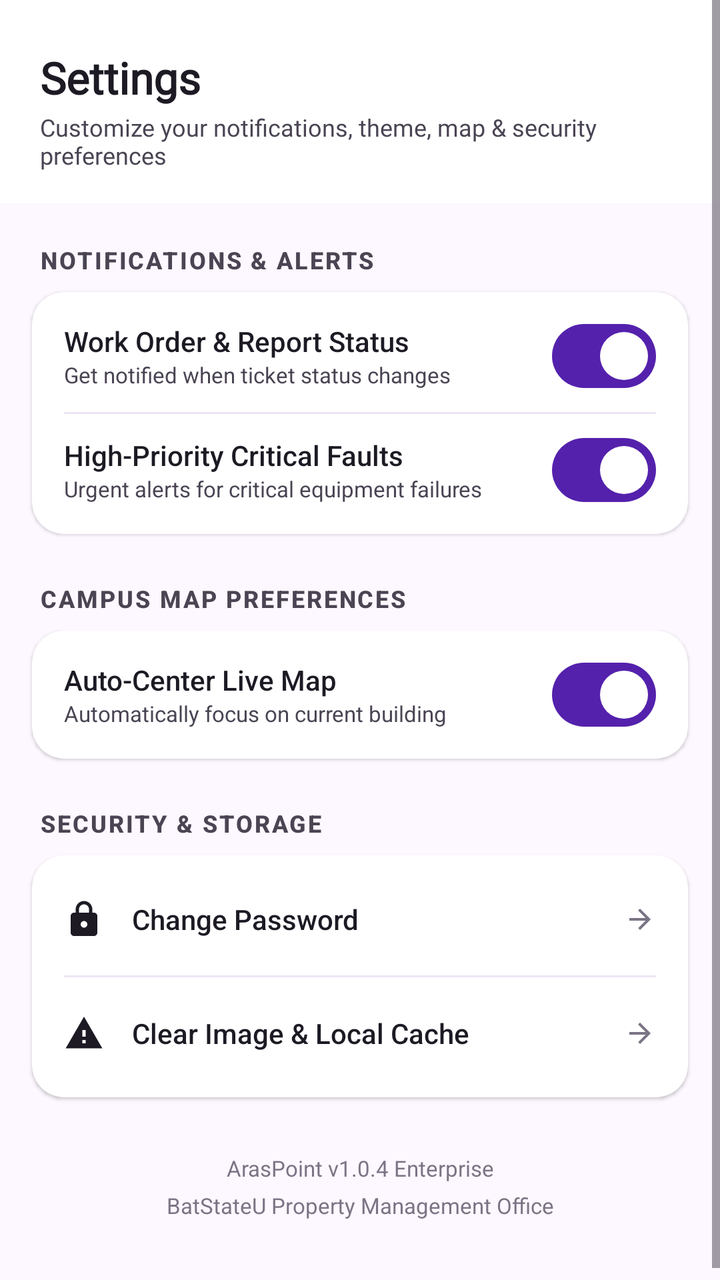
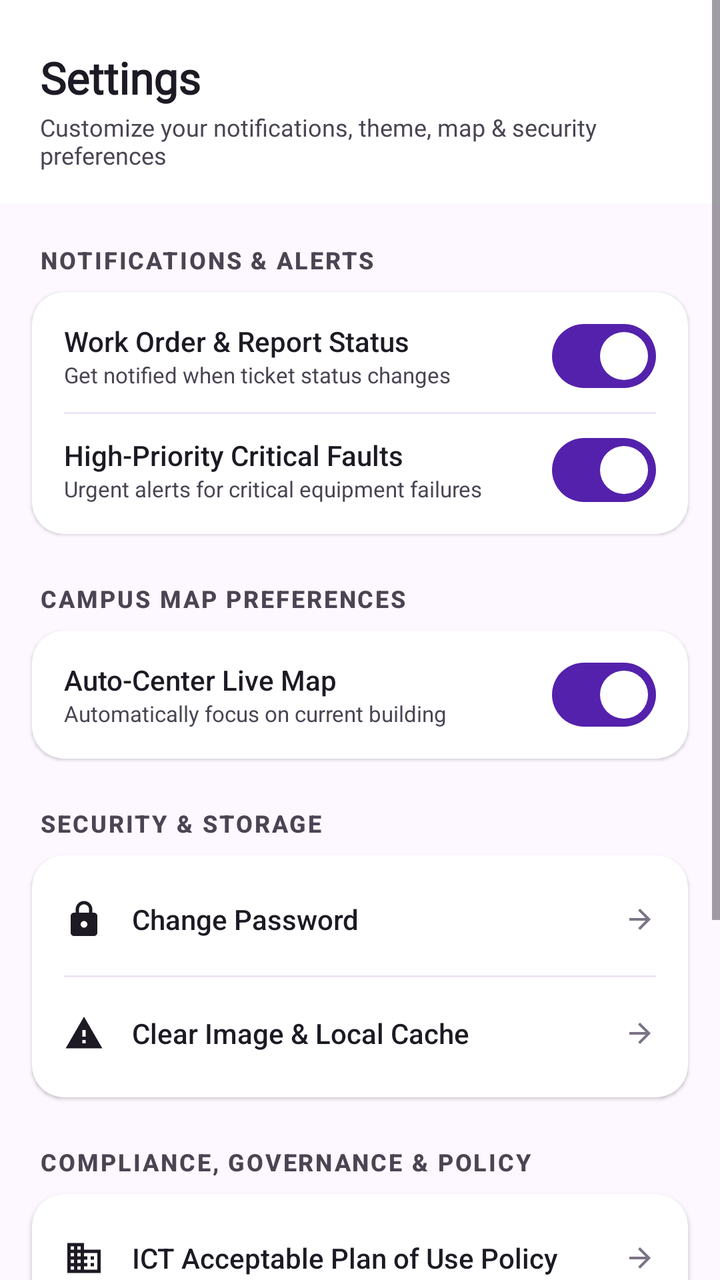

Before-and-after screenshots of an Android layout around one commit, followed by the original layout XML and the change that was made.
<!-- AndroidManifest.xml: application theme Theme.Araspointmap -->
<!-- res/layout/fragment_settings.xml -->
<?xml version="1.0" encoding="utf-8"?>
<ScrollView xmlns:android="http://schemas.android.com/apk/res/android"
    xmlns:app="http://schemas.android.com/apk/res-auto"
    android:layout_width="match_parent"
    android:layout_height="match_parent"
    android:background="@color/surface"
    android:fillViewport="true">

    <LinearLayout
        android:layout_width="match_parent"
        android:layout_height="wrap_content"
        android:orientation="vertical"
        android:paddingBottom="36dp">

        <androidx.cardview.widget.CardView
            android:layout_width="match_parent"
            android:layout_height="wrap_content"
            app:cardCornerRadius="0dp"
            app:cardElevation="0dp"
            app:cardBackgroundColor="@color/surface_container_lowest">

            <LinearLayout
                android:layout_width="match_parent"
                android:layout_height="wrap_content"
                android:orientation="vertical"
                android:paddingHorizontal="20dp"
                android:paddingTop="24dp"
                android:paddingBottom="16dp">

                <TextView
                    android:layout_width="wrap_content"
                    android:layout_height="wrap_content"
                    android:fontFamily="@font/poppins_bold"
                    android:text="Settings"
                    android:textColor="@color/on_surface"
                    android:textSize="22sp"
                    android:textStyle="bold" />

                <TextView
                    android:layout_width="wrap_content"
                    android:layout_height="wrap_content"
                    android:layout_marginTop="2dp"
                    android:fontFamily="@font/inter_18pt_regular"
                    android:text="Customize your notifications, theme, map &amp; security preferences"
                    android:textColor="@color/on_surface_variant"
                    android:textSize="12sp" />
            </LinearLayout>
        </androidx.cardview.widget.CardView>

        <TextView
            android:layout_width="wrap_content"
            android:layout_height="wrap_content"
            android:layout_marginHorizontal="20dp"
            android:layout_marginTop="20dp"
            android:layout_marginBottom="8dp"
            android:fontFamily="sans-serif-medium"
            android:letterSpacing="0.08"
            android:text="NOTIFICATIONS &amp; ALERTS"
            android:textColor="@color/on_surface_variant"
            android:textSize="12sp"
            android:textStyle="bold" />

        <androidx.cardview.widget.CardView
            android:layout_width="match_parent"
            android:layout_height="wrap_content"
            android:layout_marginHorizontal="16dp"
            app:cardBackgroundColor="@color/surface_container_lowest"
            app:cardCornerRadius="16dp"
            app:cardElevation="1dp">

            <LinearLayout
                android:layout_width="match_parent"
                android:layout_height="wrap_content"
                android:orientation="vertical"
                android:paddingVertical="4dp">

                <LinearLayout
                    android:layout_width="match_parent"
                    android:layout_height="56dp"
                    android:gravity="center_vertical"
                    android:orientation="horizontal"
                    android:paddingHorizontal="16dp">

                    <LinearLayout
                        android:layout_width="0dp"
                        android:layout_height="wrap_content"
                        android:layout_weight="1"
                        android:orientation="vertical">

                        <TextView
                            android:layout_width="wrap_content"
                            android:layout_height="wrap_content"
                            android:fontFamily="sans-serif-medium"
                            android:text="Work Order &amp; Report Status"
                            android:textColor="@color/on_surface"
                            android:textSize="14sp" />

                        <TextView
                            android:layout_width="wrap_content"
                            android:layout_height="wrap_content"
                            android:fontFamily="sans-serif"
                            android:text="Get notified when ticket status changes"
                            android:textColor="@color/on_surface_variant"
                            android:textSize="11sp" />
                    </LinearLayout>

                    <com.google.android.material.materialswitch.MaterialSwitch
                        android:id="@+id/switchReportNotifications"
                        android:layout_width="wrap_content"
                        android:layout_height="wrap_content"
                        android:checked="true" />
                </LinearLayout>

                <View
                    android:layout_width="match_parent"
                    android:layout_height="1dp"
                    android:layout_marginHorizontal="16dp"
                    android:background="@color/surface_container_high" />

                
                <LinearLayout
                    android:layout_width="match_parent"
                    android:layout_height="56dp"
                    android:gravity="center_vertical"
                    android:orientation="horizontal"
                    android:paddingHorizontal="16dp">

                    <LinearLayout
                        android:layout_width="0dp"
                        android:layout_height="wrap_content"
                        android:layout_weight="1"
                        android:orientation="vertical">

                        <TextView
                            android:layout_width="wrap_content"
                            android:layout_height="wrap_content"
                            android:fontFamily="sans-serif-medium"
                            android:text="High-Priority Critical Faults"
                            android:textColor="@color/on_surface"
                            android:textSize="14sp" />

                        <TextView
                            android:layout_width="wrap_content"
                            android:layout_height="wrap_content"
                            android:fontFamily="sans-serif"
                            android:text="Urgent alerts for critical equipment failures"
                            android:textColor="@color/on_surface_variant"
                            android:textSize="11sp" />
                    </LinearLayout>

                    <com.google.android.material.materialswitch.MaterialSwitch
                        android:id="@+id/switchUrgentAlerts"
                        android:layout_width="wrap_content"
                        android:layout_height="wrap_content"
                        android:checked="true" />
                </LinearLayout>

            </LinearLayout>
        </androidx.cardview.widget.CardView>

        
        <TextView
            android:layout_width="wrap_content"
            android:layout_height="wrap_content"
            android:layout_marginHorizontal="20dp"
            android:layout_marginTop="24dp"
            android:layout_marginBottom="8dp"
            android:fontFamily="sans-serif-medium"
            android:letterSpacing="0.08"
            android:text="CAMPUS MAP PREFERENCES"
            android:textColor="@color/on_surface_variant"
            android:textSize="12sp"
            android:textStyle="bold" />

        <androidx.cardview.widget.CardView
            android:layout_width="match_parent"
            android:layout_height="wrap_content"
            android:layout_marginHorizontal="16dp"
            app:cardBackgroundColor="@color/surface_container_lowest"
            app:cardCornerRadius="16dp"
            app:cardElevation="1dp">

            <LinearLayout
                android:layout_width="match_parent"
                android:layout_height="wrap_content"
                android:orientation="vertical"
                android:paddingVertical="4dp">

                
                <LinearLayout
                    android:layout_width="match_parent"
                    android:layout_height="56dp"
                    android:gravity="center_vertical"
                    android:orientation="horizontal"
                    android:paddingHorizontal="16dp">

                    <LinearLayout
                        android:layout_width="0dp"
                        android:layout_height="wrap_content"
                        android:layout_weight="1"
                        android:orientation="vertical">

                        <TextView
                            android:layout_width="wrap_content"
                            android:layout_height="wrap_content"
                            android:fontFamily="sans-serif-medium"
                            android:text="Auto-Center Live Map"
                            android:textColor="@color/on_surface"
                            android:textSize="14sp" />

                        <TextView
                            android:layout_width="wrap_content"
                            android:layout_height="wrap_content"
                            android:fontFamily="sans-serif"
                            android:text="Automatically focus on current building"
                            android:textColor="@color/on_surface_variant"
                            android:textSize="11sp" />
                    </LinearLayout>

                    <com.google.android.material.materialswitch.MaterialSwitch
                        android:id="@+id/switchAutoCenterMap"
                        android:layout_width="wrap_content"
                        android:layout_height="wrap_content"
                        android:checked="true" />
                </LinearLayout>

            </LinearLayout>
        </androidx.cardview.widget.CardView>

        
        <TextView
            android:layout_width="wrap_content"
            android:layout_height="wrap_content"
            android:layout_marginHorizontal="20dp"
            android:layout_marginTop="24dp"
            android:layout_marginBottom="8dp"
            android:fontFamily="sans-serif-medium"
            android:letterSpacing="0.08"
            android:text="SECURITY &amp; STORAGE"
            android:textColor="@color/on_surface_variant"
            android:textSize="12sp"
            android:textStyle="bold" />

        <androidx.cardview.widget.CardView
            android:layout_width="match_parent"
            android:layout_height="wrap_content"
            android:layout_marginHorizontal="16dp"
            app:cardBackgroundColor="@color/surface_container_lowest"
            app:cardCornerRadius="16dp"
            app:cardElevation="1dp">

            <LinearLayout
                android:layout_width="match_parent"
                android:layout_height="wrap_content"
                android:orientation="vertical"
                android:paddingVertical="4dp">

                
                <LinearLayout
                    android:id="@+id/btnChangePassword"
                    android:layout_width="match_parent"
                    android:layout_height="56dp"
                    android:background="?attr/selectableItemBackground"
                    android:clickable="true"
                    android:focusable="true"
                    android:gravity="center_vertical"
                    android:orientation="horizontal"
                    android:paddingHorizontal="16dp">

                    <ImageView
                        android:layout_width="20dp"
                        android:layout_height="20dp"
                        android:src="@drawable/ic_lock_m3"
                        app:tint="@color/on_surface" />

                    <TextView
                        android:layout_width="0dp"
                        android:layout_height="wrap_content"
                        android:layout_marginStart="14dp"
                        android:layout_weight="1"
                        android:fontFamily="sans-serif-medium"
                        android:text="Change Password"
                        android:textColor="@color/on_surface"
                        android:textSize="14sp" />

                    <ImageView
                        android:layout_width="16dp"
                        android:layout_height="16dp"
                        android:src="@drawable/ic_arrow_forward"
                        app:tint="@color/outline" />
                </LinearLayout>

                <View
                    android:layout_width="match_parent"
                    android:layout_height="1dp"
                    android:layout_marginHorizontal="16dp"
                    android:background="@color/surface_container_high" />

                
                <LinearLayout
                    android:id="@+id/btnClearCache"
                    android:layout_width="match_parent"
                    android:layout_height="56dp"
                    android:background="?attr/selectableItemBackground"
                    android:clickable="true"
                    android:focusable="true"
                    android:gravity="center_vertical"
                    android:orientation="horizontal"
                    android:paddingHorizontal="16dp">

                    <ImageView
                        android:layout_width="20dp"
                        android:layout_height="20dp"
                        android:src="@drawable/ic_warning_shield"
                        app:tint="@color/on_surface" />

                    <TextView
                        android:layout_width="0dp"
                        android:layout_height="wrap_content"
                        android:layout_marginStart="14dp"
                        android:layout_weight="1"
                        android:fontFamily="sans-serif-medium"
                        android:text="Clear Image &amp; Local Cache"
                        android:textColor="@color/on_surface"
                        android:textSize="14sp" />

                    <ImageView
                        android:layout_width="16dp"
                        android:layout_height="16dp"
                        android:src="@drawable/ic_arrow_forward"
                        app:tint="@color/outline" />
                </LinearLayout>

            </LinearLayout>
        </androidx.cardview.widget.CardView>

        
        <TextView
            android:layout_width="wrap_content"
            android:layout_height="wrap_content"
            android:layout_gravity="center_horizontal"
            android:layout_marginHorizontal="20dp"
            android:layout_marginTop="28dp"
            android:fontFamily="sans-serif"
            android:gravity="center"
            android:lineSpacingMultiplier="1.4"
            android:text="ArasPoint v1.0.4 Enterprise\nBatStateU Property Management Office"
            android:textColor="@color/outline"
            android:textSize="11sp" />

    </LinearLayout>
</ScrollView>
<!-- resources referenced by this layout -->
<resources>
  <color name="on_surface">#1D1A24</color>
  <color name="on_surface_variant">#4A4453</color>
  <color name="outline">#7B7485</color>
  <color name="surface">#FDF7FF</color>
  <color name="surface_container_high">#EDE5F4</color>
  <color name="surface_container_lowest">#FFFFFF</color>
  <!-- drawable ic_arrow_forward (drawable) -->
  <vector xmlns:android="http://schemas.android.com/apk/res/android"
      android:width="24dp"
      android:height="24dp"
      android:viewportWidth="24"
      android:viewportHeight="24">
    <path
        android:fillColor="#FF000000"
        android:pathData="M12,4l-1.41,1.41L16.17,11H4v2h12.17l-5.58,5.59L12,20l8,-8z"/>
  </vector>
  <!-- drawable ic_lock_m3 (drawable) -->
  <vector xmlns:android="http://schemas.android.com/apk/res/android"
      android:width="24dp"
      android:height="24dp"
      android:viewportWidth="24"
      android:viewportHeight="24">
    <path
        android:fillColor="#FF000000"
        android:pathData="M18,8h-1V6c0,-2.76 -2.24,-5 -5,-5S7,3.24 7,6v2H6c-1.1,0 -2,0.9 -2,2v10c0,1.1 0.9,2 2,2h12c1.1,0 2,-0.9 2,-2V10C20,8.9 19.1,8 18,8zM12,17c-1.1,0 -2,-0.9 -2,-2s0.9,-2 2,-2 2,0.9 2,2 -0.9,2 -2,2zM9,8V6c0,-1.66 1.34,-3 3,-3s3,1.34 3,3v2H9z"/>
  </vector>
  <!-- drawable ic_warning_shield (drawable) -->
  <vector xmlns:android="http://schemas.android.com/apk/res/android"
      android:width="24dp"
      android:height="24dp"
      android:viewportWidth="24"
      android:viewportHeight="24">
    <path
        android:fillColor="#FF000000"
        android:pathData="M1,21h22L12,2 1,21zm12,-3h-2v-2h2v2zm0,-4h-2v-4h2v4z"/>
  </vector>
  <style name="Theme.Araspointmap" parent="Base.Theme.Araspointmap" />
  <color name="primary">#5421AC</color>
  <color name="on_primary">#FFFFFF</color>
  <color name="primary_container">#6C3FC5</color>
  <color name="on_primary_container">#DFCEFF</color>
  <color name="secondary">#6E47B8</color>
  <color name="on_secondary">#FFFFFF</color>
  <color name="secondary_container">#B088FE</color>
  <color name="surface_container_highest">#E7E0EE</color>
  <color name="error">#BA1A1A</color>
  <color name="on_error">#FFFFFF</color>
  <!-- unchanged entries left out for length: 1 -->
</resources>

<!-- the commit's change to res/layout/fragment_settings.xml (unified diff, before → after) -->
@@ -338,13 +338,161 @@
         <TextView
             android:layout_width="wrap_content"
             android:layout_height="wrap_content"
+            android:layout_marginHorizontal="20dp"
+            android:layout_marginTop="24dp"
+            android:layout_marginBottom="8dp"
+            android:fontFamily="sans-serif-medium"
+            android:letterSpacing="0.08"
+            android:text="COMPLIANCE, GOVERNANCE &amp; POLICY"
+            android:textColor="@color/on_surface_variant"
+            android:textSize="12sp"
+            android:textStyle="bold" />
+
+        <androidx.cardview.widget.CardView
+            android:layout_width="match_parent"
+            android:layout_height="wrap_content"
+            android:layout_marginHorizontal="16dp"
+            app:cardBackgroundColor="@color/surface_container_lowest"
+            app:cardCornerRadius="16dp"
+            app:cardElevation="1dp">
+
+            <LinearLayout
+                android:layout_width="match_parent"
+                android:layout_height="wrap_content"
+                android:orientation="vertical"
+                android:paddingVertical="4dp">
+
+                
+                <LinearLayout
+                    android:id="@+id/btnPlanOfUsePolicy"
+                    android:layout_width="match_parent"
+                    android:layout_height="56dp"
+                    android:background="?attr/selectableItemBackground"
+                    android:clickable="true"
+                    android:focusable="true"
+                    android:gravity="center_vertical"
+                    android:orientation="horizontal"
+                    android:paddingHorizontal="16dp">
+
+                    <ImageView
+                        android:layout_width="20dp"
+                        android:layout_height="20dp"
+                        android:src="@drawable/ic_corporate_fare"
+                        app:tint="@color/on_surface" />
+
+                    <TextView
+                        android:layout_width="0dp"
+                        android:layout_height="wrap_content"
+                        android:layout_marginStart="14dp"
+                        android:layout_weight="1"
+                        android:fontFamily="sans-serif-medium"
+                        android:text="ICT Acceptable Plan of Use Policy"
+                        android:textColor="@color/on_surface"
+                        android:textSize="14sp" />
+
+                    <ImageView
+                        android:layout_width="16dp"
+                        android:layout_height="16dp"
+                        android:src="@drawable/ic_arrow_forward"
+                        app:tint="@color/outline" />
+                </LinearLayout>
+
+                <View
+                    android:layout_width="match_parent"
+                    android:layout_height="1dp"
+                    android:layout_marginHorizontal="16dp"
+                    android:background="@color/surface_container_high" />
+
+                
+                <LinearLayout
+                    android:id="@+id/btnDataPrivacyNotice"
+                    android:layout_width="match_parent"
+                    android:layout_height="56dp"
+                    android:background="?attr/selectableItemBackground"
+                    android:clickable="true"
+                    android:focusable="true"
+                    android:gravity="center_vertical"
+                    android:orientation="horizontal"
+                    android:paddingHorizontal="16dp">
+
+                    <ImageView
+                        android:layout_width="20dp"
+                        android:layout_height="20dp"
+                        android:src="@drawable/ic_lock_m3"
+                        app:tint="@color/on_surface" />
+
+                    <TextView
+                        android:layout_width="0dp"
+                        android:layout_height="wrap_content"
+                        android:layout_marginStart="14dp"
+                        android:layout_weight="1"
+                        android:fontFamily="sans-serif-medium"
+                        android:text="Data Privacy Notice &amp; Audit Logs"
+                        android:textColor="@color/on_surface"
+                        android:textSize="14sp" />
+
+                    <ImageView
+                        android:layout_width="16dp"
+                        android:layout_height="16dp"
+                        android:src="@drawable/ic_arrow_forward"
+                        app:tint="@color/outline" />
+                </LinearLayout>
+
+                <View
+                    android:layout_width="match_parent"
+                    android:layout_height="1dp"
+                    android:layout_marginHorizontal="16dp"
+                    android:background="@color/surface_container_high" />
+
+                
+                <LinearLayout
+                    android:id="@+id/btnAssetAuditChecklist"
+                    android:layout_width="match_parent"
+                    android:layout_height="56dp"
+                    android:background="?attr/selectableItemBackground"
+                    android:clickable="true"
+                    android:focusable="true"
+                    android:gravity="center_vertical"
+                    android:orientation="horizontal"
+                    android:paddingHorizontal="16dp">
+
+                    <ImageView
+                        android:layout_width="20dp"
+                        android:layout_height="20dp"
+                        android:src="@drawable/ic_inventory_box"
+                        app:tint="@color/on_surface" />
+
+                    <TextView
+                        android:layout_width="0dp"
+                        android:layout_height="wrap_content"
+                        android:layout_marginStart="14dp"
+                        android:layout_weight="1"
+                        android:fontFamily="sans-serif-medium"
+                        android:text="Asset Audit Information Checklist"
+                        android:textColor="@color/on_surface"
+                        android:textSize="14sp" />
+
+                    <ImageView
+                        android:layout_width="16dp"
+                        android:layout_height="16dp"
+                        android:src="@drawable/ic_arrow_forward"
+                        app:tint="@color/outline" />
+                </LinearLayout>
+
+            </LinearLayout>
+        </androidx.cardview.widget.CardView>
+
+        
+        <TextView
+            android:layout_width="wrap_content"
+            android:layout_height="wrap_content"
             android:layout_gravity="center_horizontal"
             android:layout_marginHorizontal="20dp"
             android:layout_marginTop="28dp"
             android:fontFamily="sans-serif"
             android:gravity="center"
             android:lineSpacingMultiplier="1.4"
-            android:text="ArasPoint v1.0.4 Enterprise\nBatStateU Property Management Office"
+            android:text="ArasPoint v1.0.0\nBatStateU ARASOF-Nasugbu\nSemestral Project for OOP"
             android:textColor="@color/outline"
             android:textSize="11sp" />
 
<!-- resource entries referenced after the edit -->
@@ -15,6 +15,26 @@
     <path
         android:fillColor="#FF000000"
         android:pathData="M12,4l-1.41,1.41L16.17,11H4v2h12.17l-5.58,5.59L12,20l8,-8z"/>
+  </vector>
+  <!-- drawable ic_corporate_fare (drawable) -->
+  <vector xmlns:android="http://schemas.android.com/apk/res/android"
+      android:width="24dp"
+      android:height="24dp"
+      android:viewportWidth="24"
+      android:viewportHeight="24">
+    <path
+        android:fillColor="#FF000000"
+        android:pathData="M12,7V3H2v18h20V7H12zM6,19H4v-2h2V19zM6,15H4v-2h2V15zM6,11H4V9h2V11zM6,7H4V5h2V7zM10,19H8v-2h2V19zM10,15H8v-2h2V15zM10,11H8V9h2V11zM10,7H8V5h2V7zM20,19h-8v-2h2v-2h-2v-2h2v-2h-2V9h8V19zM18,11h-2v2h2V11zM18,15h-2v2h2V15z"/>
+  </vector>
+  <!-- drawable ic_inventory_box (drawable) -->
+  <vector xmlns:android="http://schemas.android.com/apk/res/android"
+      android:width="24dp"
+      android:height="24dp"
+      android:viewportWidth="24"
+      android:viewportHeight="24">
+    <path
+        android:fillColor="#FF000000"
+        android:pathData="M20,2H4c-1,0 -2,0.9 -2,2v3.01c0,0.72 0.43,1.34 1,1.69V20c0,1.1 1.1,2 2,2h14c0.9,0 2,-0.9 2,-2V8.7c0.57,-0.35 1,-0.97 1,-1.69V4c0,-1.1 -1,-2 -2,-2zm-5,12H9v-2h6v2zm5,-7H4V4h16v3z"/>
   </vector>
   <!-- drawable ic_lock_m3 (drawable) -->
   <vector xmlns:android="http://schemas.android.com/apk/res/android"
